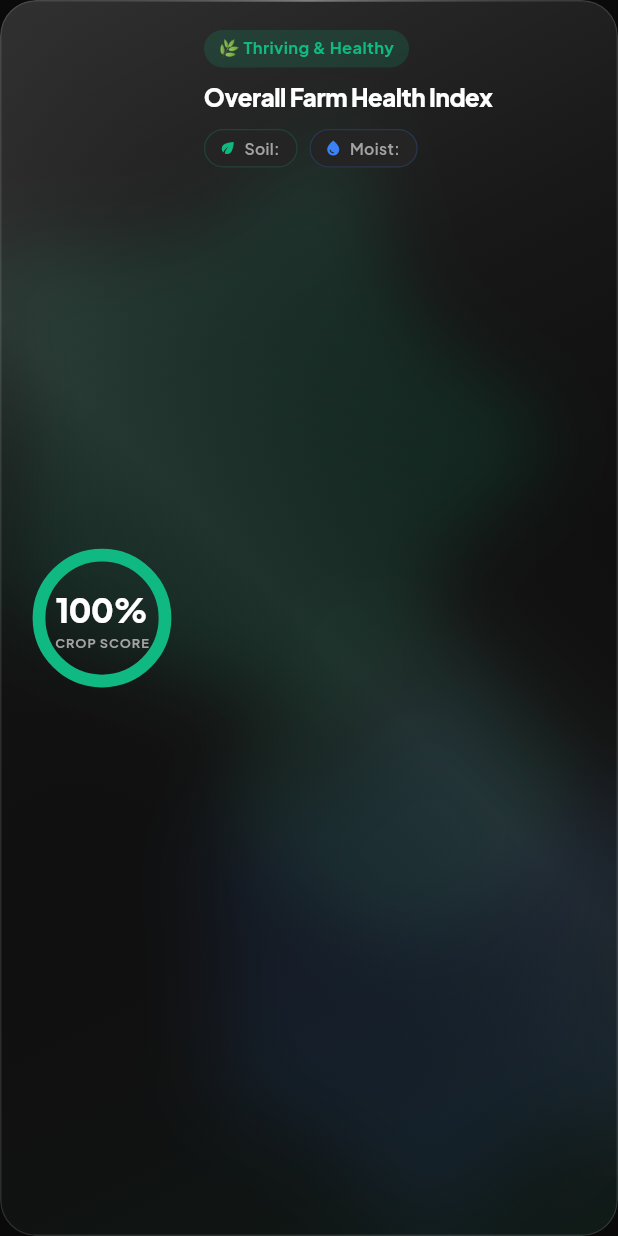
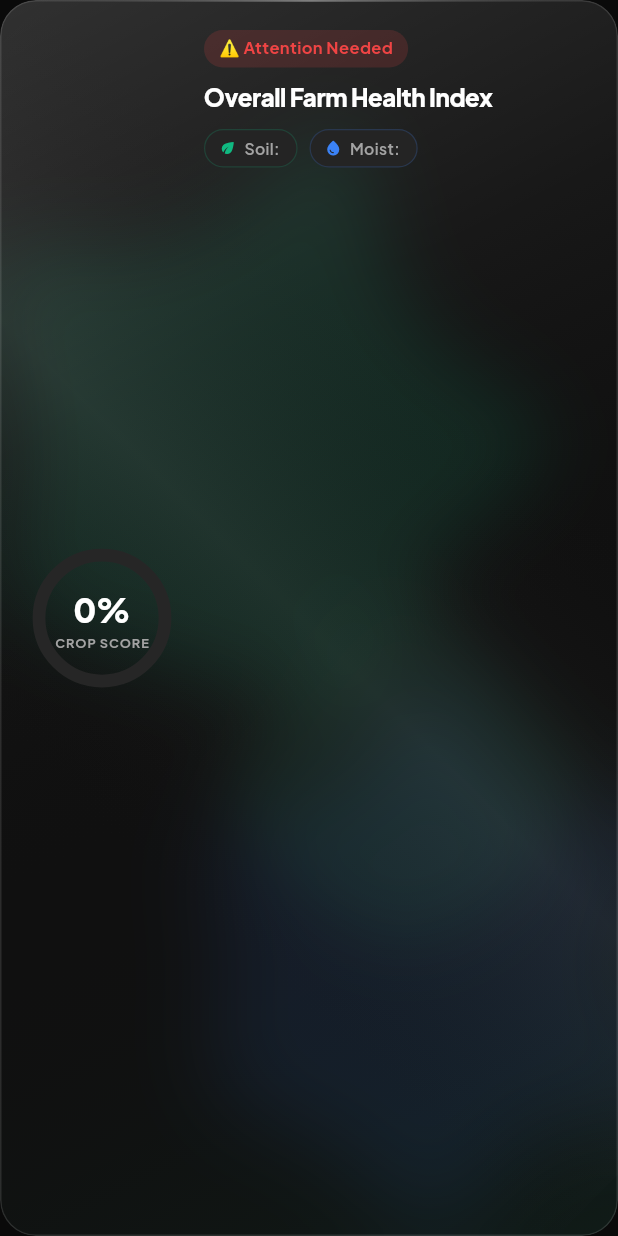
Before and after one commit to amritanshushaw-cpu/KrishiMitra, a Flutter app: the FarmHealthRingCard widget shown alone on an empty page, opened directly with empty values, on a phone screen of 412 x 824 dp. Run offline on Flutter 3.47's test engine with Material 3 defaults, Android fonts, the phone set to English and light mode, and no system bars; our stand-ins replace flutter_blue_plus, flutter_tts, google_fonts, shared_preferences, sqflite_sqlcipher; missing offline and left inert: fresnel, tflite_flutter; accounts and stored records are empty; network calls fail.

Commit message:
fix: restore dynamic farmHealthScore and status to crop vitality ring

```diff
--- a/lib/ui/screens/home_dashboard_tab.dart
+++ b/lib/ui/screens/home_dashboard_tab.dart
@@ -94,8 +94,8 @@
 
               // Farm Health Score Card
               FarmHealthRingCard(
-                healthScore: 100,
-                statusText: 'Healthy Farm',
+                healthScore: provider.farmHealthScore,
+                statusText: provider.farmHealthScore >= 80 ? 'Healthy Farm' : 'Attention Required',
                 soilStatus: provider.sensorData.isSoilCriticallyDry
                     ? 'Dry'
                     : (provider.sensorData.isSoilSaturated ? 'Saturated' : 'Good'),
--- a/lib/ui/widgets/farm_health_ring.dart
+++ b/lib/ui/widgets/farm_health_ring.dart
@@ -17,7 +17,7 @@
 
   const FarmHealthRingCard({
     super.key,
-    this.healthScore = 100,
+    required this.healthScore,
     required this.statusText,
     required this.soilStatus,
     required this.moistureStatus,
```
